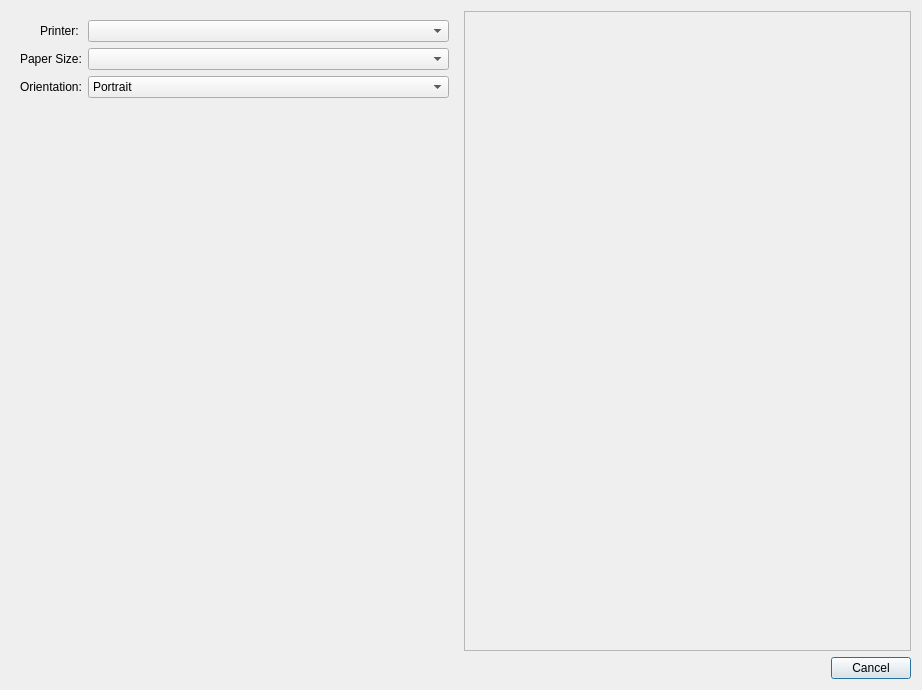
Above: printdialog.ui from ldraconus/HSCCU before the change. Below: the same form after it.
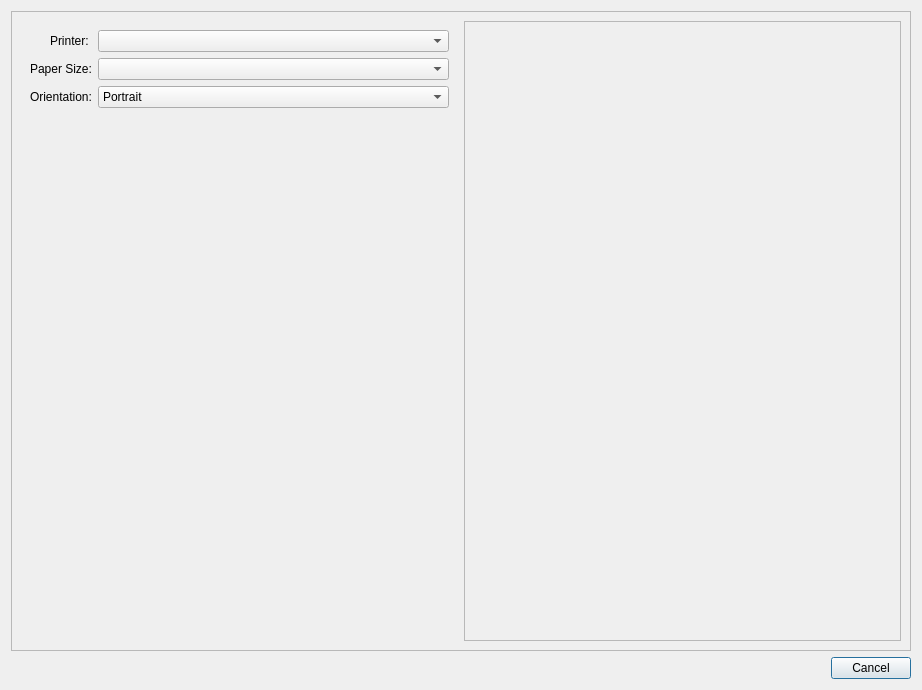
That is the form after the change.

The edit to the form file:
```diff
--- a/printdialog.ui
+++ b/printdialog.ui
@@ -15,6 +15,21 @@
   </property>
   <layout class="QVBoxLayout" name="verticalLayout_2">
    <item>
+    <widget class="QScrollArea" name="scrollArea">
+     <property name="widgetResizable">
+      <bool>true</bool>
+     </property>
+     <widget class="QWidget" name="scrollAreaWidgetContents">
+      <property name="geometry">
+       <rect>
+        <x>0</x>
+        <y>0</y>
+        <width>902</width>
+        <height>640</height>
+       </rect>
+      </property>
+      <layout class="QVBoxLayout" name="verticalLayout">
+       <item>
     <widget class="QFrame" name="frame">
      <property name="frameShape">
       <enum>QFrame::Shape::NoFrame</enum>
@@ -111,6 +126,10 @@
        </widget>
       </item>
      </layout>
+        </widget>
+       </item>
+      </layout>
+     </widget>
     </widget>
    </item>
    <item>
```
Lines whose indentation alone changed are shown as unchanged.
